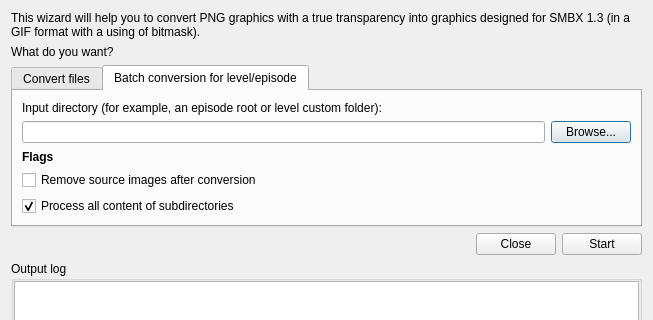
Before: the Qt Designer form Maintainer/Graphics/png2gifs.ui in WohlSoft/Moondust-Project, drawn with Qt 5; both pictures show x 0 to 653 and y 0 to 320 of the 653 by 619 pixel window.
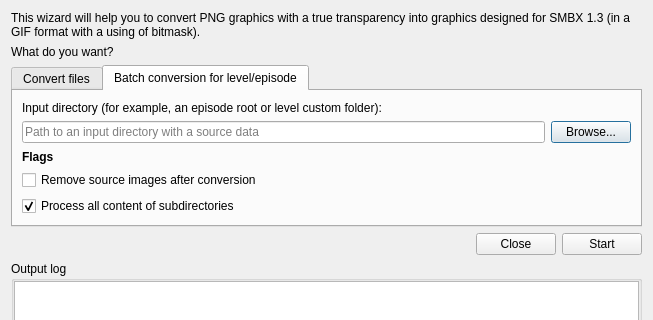
After: the same form once the commit is applied. The open tabs and pages were chosen to show the change. Icons and pictures are not drawn.

Commit message: Maintainer: Added placeholders to some line edit fields

Patch:
```diff
--- a/Maintainer/Graphics/png2gifs.ui
+++ b/Maintainer/Graphics/png2gifs.ui
@@ -80,7 +80,11 @@
         </widget>
        </item>
        <item row="1" column="0">
-        <widget class="QLineEdit" name="inPath"/>
+        <widget class="QLineEdit" name="inPath">
+         <property name="placeholderText">
+          <string>Path to an input directory with a source data</string>
+         </property>
+        </widget>
        </item>
        <item row="2" column="0" colspan="2">
         <widget class="QLabel" name="label_4">
```
The commit also changes 3 other files.
